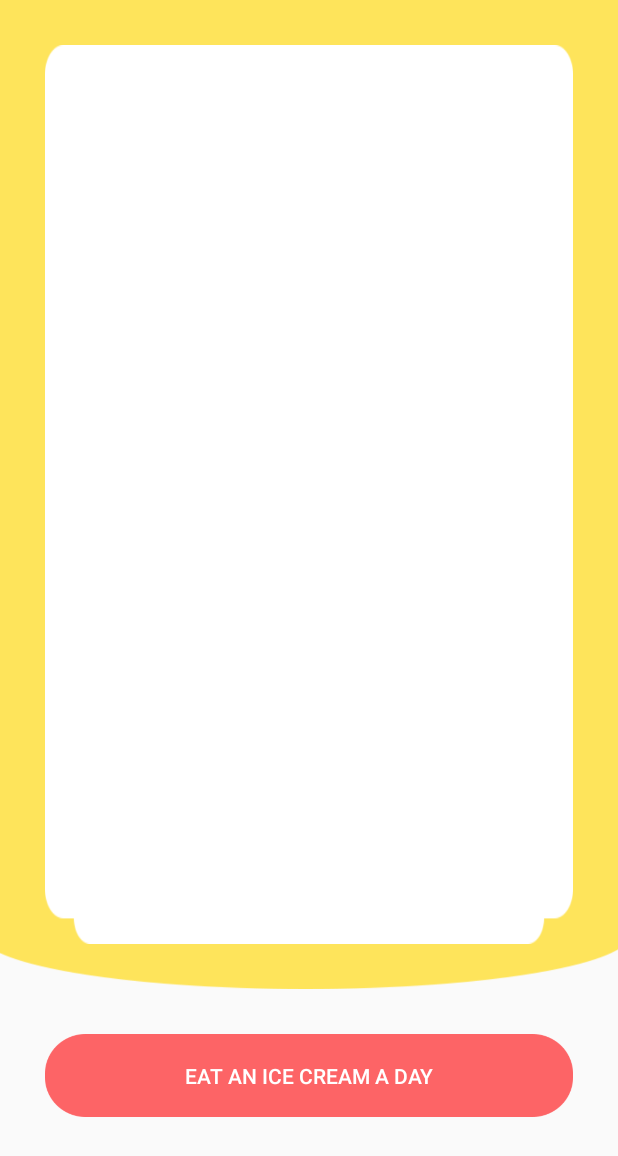
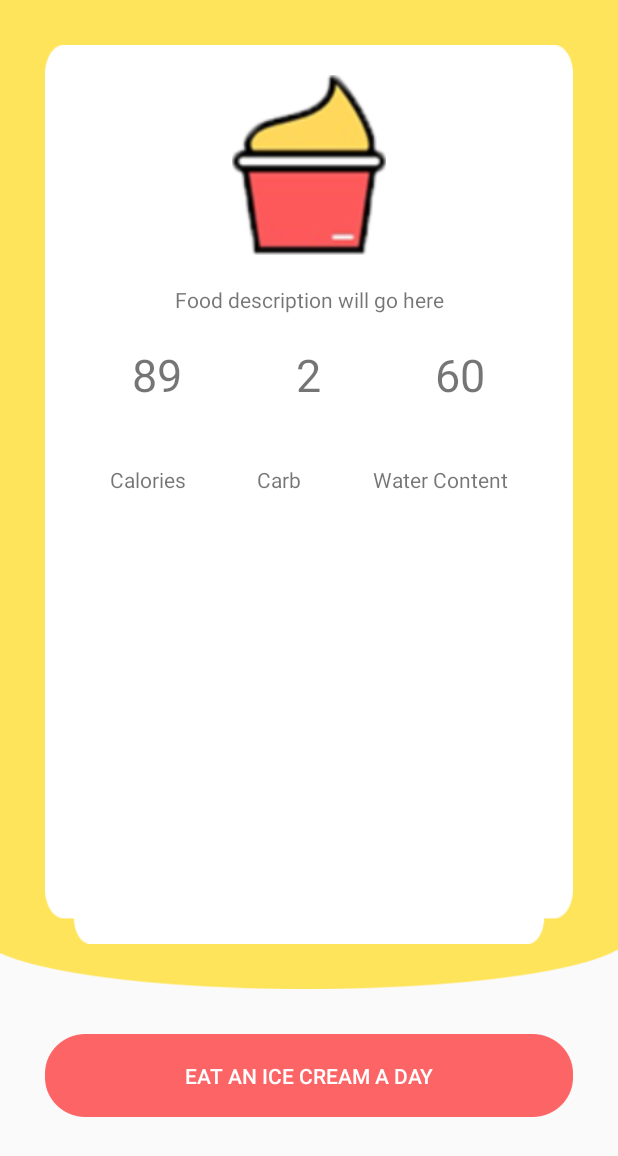
Before and after one commit to CodeApeZeph/FodCaloriesUI, an Android app: the MenuDetail screen opened directly, with no data from a screen before it, on a phone screen of 412 x 824 dp. Shown: the top 1156 px of the screen. Run offline under Robolectric (Android 15) with nearby library versions, the phone set to English and light mode, and no system bars.

Commit message:
Food Details UI Initial Commit

```diff
--- a/app/src/main/res/layout/activity_menu_detail.xml
+++ b/app/src/main/res/layout/activity_menu_detail.xml
@@ -17,7 +17,90 @@
         <LinearLayout
             android:layout_width="match_parent"
             android:layout_height="match_parent"
-            android:background="@drawable/food_conten_bg">
+            android:background="@drawable/food_conten_bg"
+            android:orientation="vertical">
+
+            <ImageView
+                android:layout_width="match_parent"
+                android:layout_height="120dp"
+                android:layout_marginTop="20dp"
+                android:src="@drawable/ice_cream" />
+
+            <TextView
+                android:layout_width="match_parent"
+                android:layout_height="wrap_content"
+                android:layout_marginTop="20dp"
+                android:gravity="center_horizontal"
+                android:text="Food description will go here" />
+
+            <LinearLayout
+                android:layout_width="match_parent"
+                android:layout_height="wrap_content"
+                android:layout_margin="20dp"
+                android:orientation="horizontal">
+
+                <TextView
+                    android:layout_width="wrap_content"
+                    android:layout_height="wrap_content"
+                    android:layout_weight="0.3"
+                    android:gravity="center_horizontal"
+                    android:text="89"
+                    android:textSize="30sp" />
+
+                <TextView
+                    android:layout_width="wrap_content"
+                    android:layout_height="wrap_content"
+
+                    android:layout_weight="0.3"
+                    android:gravity="center_horizontal"
+
+                    android:text="2"
+                    android:textSize="30sp" />
+
+                <TextView
+                    android:layout_width="wrap_content"
+                    android:layout_height="wrap_content"
+
+                    android:layout_weight="0.3"
+                    android:gravity="center_horizontal"
+
+                    android:text="60"
+                    android:textSize="30sp" />
+
+
+            </LinearLayout>
+
+            <LinearLayout
+                android:layout_width="match_parent"
+                android:layout_height="wrap_content"
+                android:layout_margin="20dp"
+                android:orientation="horizontal">
+
+                <TextView
+                    android:layout_width="wrap_content"
+                    android:layout_height="wrap_content"
+                    android:layout_weight="0.3"
+                    android:gravity="center_horizontal"
+                    android:text="Calories" />
+
+                <TextView
+                    android:layout_width="wrap_content"
+                    android:layout_height="wrap_content"
+
+                    android:layout_weight="0.3"
+                    android:gravity="center_horizontal"
+
+                    android:text="Carb" />
+
+                <TextView
+                    android:layout_width="wrap_content"
+                    android:layout_height="wrap_content"
+
+                    android:layout_weight="0.3"
+                    android:gravity="center_horizontal"
+
+                    android:text="Water Content" />
+            </LinearLayout>
 
         </LinearLayout>
 
```
